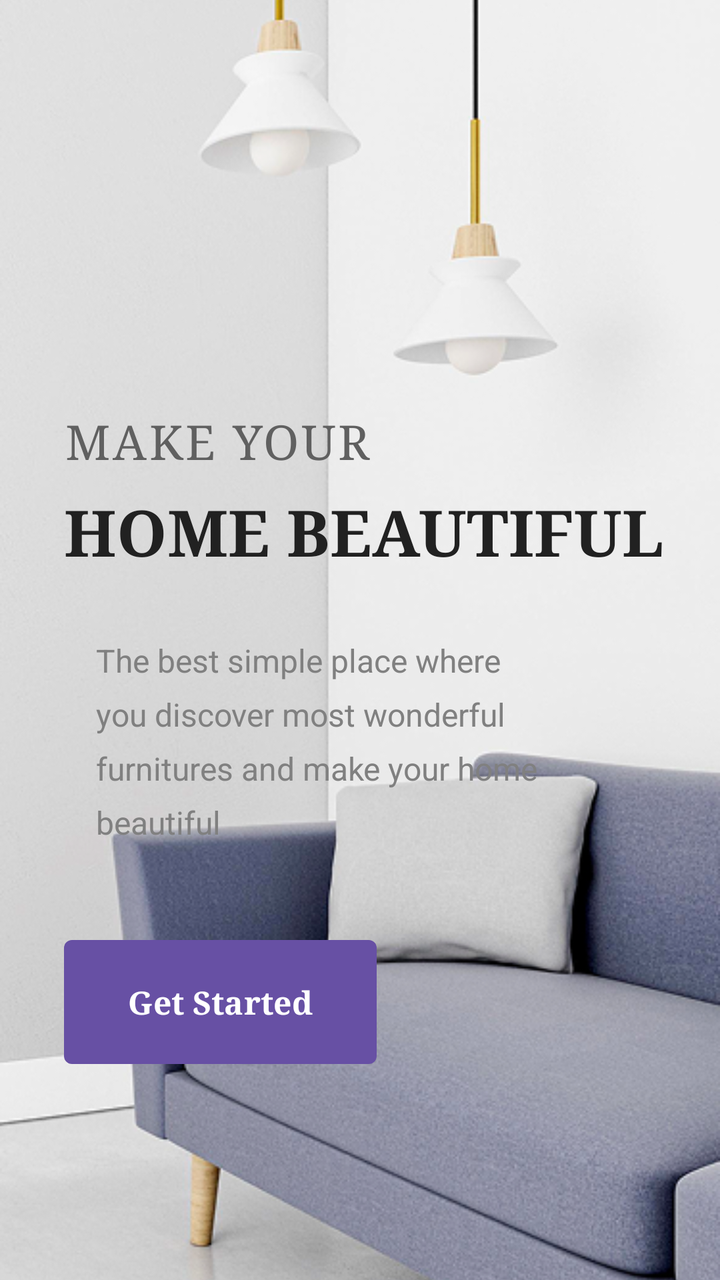
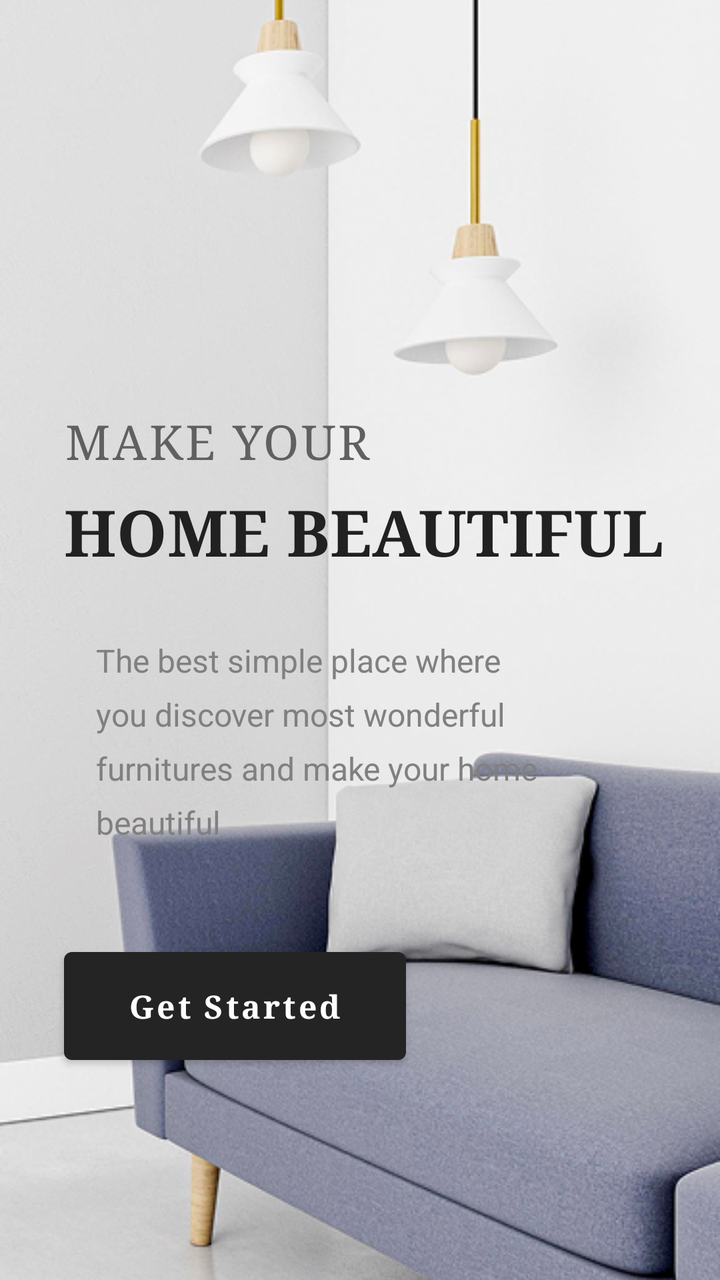

Screens rendered from an Android XML layout before and after an edit, with the pre-edit source and the edit as a unified diff.
<!-- AndroidManifest.xml: application theme Theme.Furniture -->
<!-- res/layout/activity_boarding.xml -->
<?xml version="1.0" encoding="utf-8"?>
<androidx.constraintlayout.widget.ConstraintLayout xmlns:android="http://schemas.android.com/apk/res/android"
    xmlns:app="http://schemas.android.com/apk/res-auto"
    xmlns:tools="http://schemas.android.com/tools"
    android:layout_width="match_parent"
    android:layout_height="match_parent"
    tools:context=".ui.BoardingActivity">

    <ImageView
        android:id="@+id/iv_background"
        android:layout_width="0dp"
        android:layout_height="0dp"
        android:scaleType="centerCrop"
        android:src="@drawable/bg_boarding"
        app:layout_constraintBottom_toBottomOf="parent"
        app:layout_constraintEnd_toEndOf="parent"
        app:layout_constraintStart_toStartOf="parent"
        app:layout_constraintTop_toTopOf="parent" />

    <androidx.constraintlayout.widget.Guideline
        android:id="@+id/guideline_top"
        android:layout_width="wrap_content"
        android:layout_height="wrap_content"
        android:orientation="horizontal"
        app:layout_constraintGuide_percent="0.32" />

    <TextView
        android:id="@+id/tv_title_make"
        android:layout_width="wrap_content"
        android:layout_height="wrap_content"
        android:layout_marginStart="32dp"
        android:fontFamily="serif"
        android:letterSpacing="0.05"
        android:text="MAKE YOUR"
        android:textColor="#606060"
        android:textSize="24sp"
        app:layout_constraintStart_toStartOf="parent"
        app:layout_constraintTop_toBottomOf="@id/guideline_top" />

    <TextView
        android:id="@+id/tv_title_home"
        android:layout_width="wrap_content"
        android:layout_height="wrap_content"
        android:layout_marginStart="32dp"
        android:layout_marginTop="8dp"
        android:fontFamily="serif"
        android:text="HOME BEAUTIFUL"
        android:textColor="#212121"
        android:textSize="32sp"
        android:textStyle="bold"
        app:layout_constraintStart_toStartOf="parent"
        app:layout_constraintTop_toBottomOf="@id/tv_title_make" />

    <TextView
        android:id="@+id/tv_description"
        android:layout_width="0dp"
        android:layout_height="wrap_content"
        android:layout_marginStart="48dp"
        android:layout_marginTop="32dp"
        android:layout_marginEnd="64dp"
        android:lineSpacingExtra="8dp"
        android:text="The best simple place where you discover most wonderful furnitures and make your home beautiful"
        android:textColor="#808080"
        android:textSize="16sp"
        app:layout_constraintEnd_toEndOf="parent"
        app:layout_constraintStart_toStartOf="parent"
        app:layout_constraintTop_toBottomOf="@id/tv_title_home" />

    <Button
        android:id="@+id/btn_get_started"
        android:layout_width="wrap_content"
        android:layout_height="wrap_content"
        android:layout_marginStart="32dp"
        android:layout_marginTop="48dp"
        android:background="@drawable/bg_button_boarding"
        android:paddingStart="32dp"
        android:paddingTop="16dp"
        android:paddingEnd="32dp"
        android:paddingBottom="16dp"
        android:text="Get Started"
        android:textAllCaps="false"
        android:textColor="@color/white"
        android:textSize="16sp"
        android:fontFamily="serif"
        android:textStyle="bold"
        app:layout_constraintStart_toStartOf="parent"
        app:layout_constraintTop_toBottomOf="@id/tv_description" />

</androidx.constraintlayout.widget.ConstraintLayout>
<!-- resources referenced by this layout -->
<resources>
  <color name="white">#FFFFFFFF</color>
  <!-- drawable bg_boarding: png bitmap (drawable, 279172 bytes) -->
  <!-- drawable bg_button_boarding (drawable) -->
  <?xml version="1.0" encoding="utf-8"?>
  <shape xmlns:android="http://schemas.android.com/apk/res/android"
      android:shape="rectangle">
      <corners android:radius="4dp" />
      <solid android:color="#242424" />
  </shape>
  <style name="Theme.Furniture" parent="Base.Theme.Furniture" />
  <style name="Base.Theme.Furniture" parent="Theme.Material3.DayNight.NoActionBar">
          
          
      </style>
</resources>

<!-- the commit's change to res/layout/activity_boarding.xml (unified diff, before → after) -->
@@ -66,13 +66,12 @@
         app:layout_constraintStart_toStartOf="parent"
         app:layout_constraintTop_toBottomOf="@id/tv_title_home" />
 
-    <Button
+    <com.google.android.material.button.MaterialButton
         android:id="@+id/btn_get_started"
         android:layout_width="wrap_content"
         android:layout_height="wrap_content"
         android:layout_marginStart="32dp"
         android:layout_marginTop="48dp"
-        android:background="@drawable/bg_button_boarding"
         android:paddingStart="32dp"
         android:paddingTop="16dp"
         android:paddingEnd="32dp"
@@ -83,6 +82,10 @@
         android:textSize="16sp"
         android:fontFamily="serif"
         android:textStyle="bold"
+        app:backgroundTint="#242424"
+        app:cornerRadius="4dp"
+        app:elevation="0dp"
+        style="@style/Widget.MaterialComponents.Button"
         app:layout_constraintStart_toStartOf="parent"
         app:layout_constraintTop_toBottomOf="@id/tv_description" />
 
<!-- resource entries referenced after the edit -->
@@ -2,13 +2,6 @@
 <resources>
   <color name="white">#FFFFFFFF</color>
   <!-- drawable bg_boarding: png bitmap (drawable, 279172 bytes) -->
-  <!-- drawable bg_button_boarding (drawable) -->
-  <?xml version="1.0" encoding="utf-8"?>
-  <shape xmlns:android="http://schemas.android.com/apk/res/android"
-      android:shape="rectangle">
-      <corners android:radius="4dp" />
-      <solid android:color="#242424" />
-  </shape>
   <style name="Theme.Furniture" parent="Base.Theme.Furniture" />
   <style name="Base.Theme.Furniture" parent="Theme.Material3.DayNight.NoActionBar">
           
